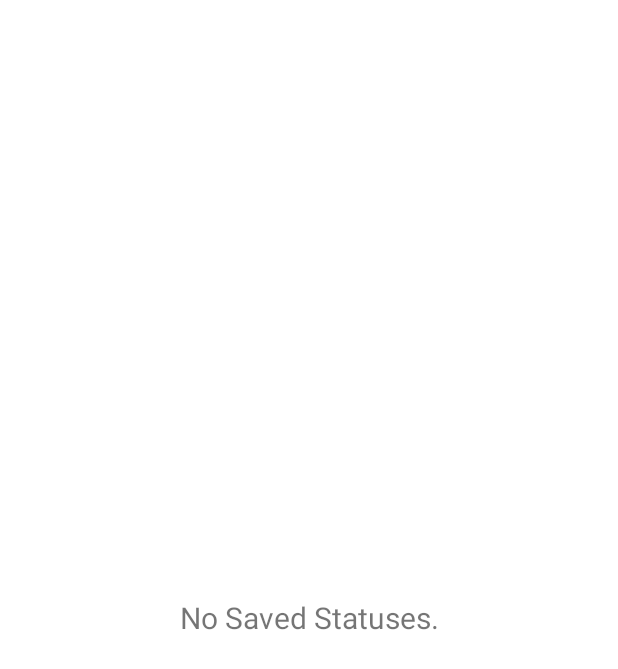
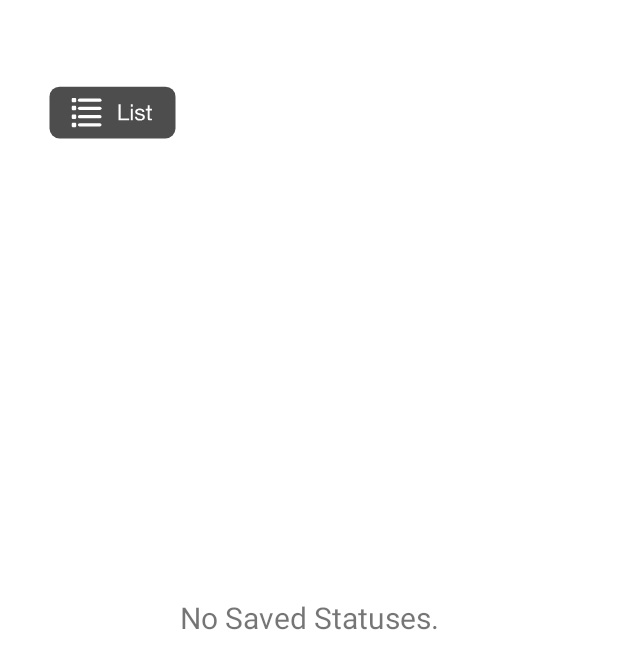
Before and after one commit to kojofosu/Whap, an Android app: the fragment LibraryFragment shown on its own in the app's theme, on a phone screen of 412 x 824 dp. Shown: the top 669 px of the screen. Run offline under Robolectric (Android 15) with nearby library versions, the phone set to English and light mode, and no system bars.

Commit message:
Adds grid layout to video and library fragment

```diff
--- a/app/src/main/java/com/mcdev/whap/Fragments/ImagesFragment.java
+++ b/app/src/main/java/com/mcdev/whap/Fragments/ImagesFragment.java
@@ -92,7 +92,7 @@ public class ImagesFragment extends Fragment {
         //init image recycler view
         initRecyclerView(imagesRecyclerView, spanCount);
 
-        lottieAnimationView.setFrame(80);
+        lottieAnimationView.setFrame(95);
         lottieAnimationView.setOnClickListener(v -> {
             if (spanCount == 1) {
                 spanCount = 2;
@@ -178,6 +178,6 @@ public class ImagesFragment extends Fragment {
         imagesRecyclerView = view.findViewById(R.id.images_recyclerview);
         noImagesTV = view.findViewById(R.id.no_images_tv);
         swipeRefreshLayout = view.findViewById(R.id.images_swipe_to_refresh_layout);
-        lottieAnimationView = view.findViewById(R.id.animationView);
+        lottieAnimationView = view.findViewById(R.id.images_animationView);
     }
 }
--- a/app/src/main/java/com/mcdev/whap/Fragments/LibraryFragment.java
+++ b/app/src/main/java/com/mcdev/whap/Fragments/LibraryFragment.java
@@ -3,6 +3,7 @@ package com.mcdev.whap.Fragments;
 import android.os.Bundle;
 
 import androidx.fragment.app.Fragment;
+import androidx.recyclerview.widget.GridLayoutManager;
 import androidx.recyclerview.widget.LinearLayoutManager;
 import androidx.recyclerview.widget.RecyclerView;
 import androidx.swiperefreshlayout.widget.SwipeRefreshLayout;
@@ -13,6 +14,7 @@ import android.view.View;
 import android.view.ViewGroup;
 import android.widget.TextView;
 
+import com.airbnb.lottie.LottieAnimationView;
 import com.mcdev.whap.Adapters.LibraryViewAdapter;
 import com.mcdev.whap.Models.StatusModel;
 import com.mcdev.whap.R;
@@ -34,6 +36,8 @@ public class LibraryFragment extends Fragment {
     LibraryViewAdapter libraryViewAdapter;
     TextView noSavedStatusesTV;
     private SwipeRefreshLayout swipeRefreshLayout;
+    private LottieAnimationView lottieAnimationView;
+    private int spanCount = 1;
 
     // TODO: Rename parameter arguments, choose names that match
     // the fragment initialization parameters, e.g. ARG_ITEM_NUMBER
@@ -87,9 +91,25 @@ public class LibraryFragment extends Fragment {
         //init library arrayList
         libraryModelArrayList = new ArrayList<>();
 
-        //init library recycler view
-        libraryRecyclerView.setHasFixedSize(true);
-        libraryRecyclerView.setLayoutManager(new LinearLayoutManager(requireContext()));
+        //init image recycler view
+        initRecyclerView(libraryRecyclerView, spanCount);
+
+        lottieAnimationView.setFrame(95);
+        lottieAnimationView.setOnClickListener(v -> {
+            if (spanCount == 1) {
+                spanCount = 2;
+                lottieAnimationView.setMinAndMaxFrame(95, 150);
+                lottieAnimationView.playAnimation();
+                libraryViewAdapter.notifyDataSetChanged();
+                initRecyclerView(libraryRecyclerView, spanCount);
+            }else if (spanCount == 2) {
+                spanCount = 1;
+                lottieAnimationView.setMinAndMaxFrame(15, 95);
+                lottieAnimationView.playAnimation();
+                libraryViewAdapter.notifyDataSetChanged();
+                initRecyclerView(libraryRecyclerView, spanCount);
+            }
+        });
 
         //swipe refresh listeners
         swipeToRefresh();
@@ -151,9 +171,15 @@ public class LibraryFragment extends Fragment {
         }
     }
 
+    private void initRecyclerView(RecyclerView imagesRecyclerView, int spanCount) {
+        imagesRecyclerView.setHasFixedSize(true);
+        imagesRecyclerView.setLayoutManager(new GridLayoutManager(requireContext(), spanCount));
+    }
+
     private void init(View view) {
         libraryRecyclerView = view.findViewById(R.id.library_recyclerview);
         noSavedStatusesTV = view.findViewById(R.id.no_saved_statuses_tv);
         swipeRefreshLayout = view.findViewById(R.id.library_swipe_to_refresh_layout);
+        lottieAnimationView = view.findViewById(R.id.library_animationView);
     }
 }
--- a/app/src/main/res/layout/fragment_images.xml
+++ b/app/src/main/res/layout/fragment_images.xml
@@ -36,10 +36,10 @@
         android:textSize="20sp"/>
 
     <com.airbnb.lottie.LottieAnimationView
-        android:id="@+id/animationView"
+        android:id="@+id/images_animationView"
         android:layout_width="150dp"
         android:layout_height="150dp"
-        app:lottie_rawRes="@raw/ggll"
+        app:lottie_rawRes="@raw/grid_list"
         app:lottie_speed="2"
         app:layout_constraintTop_toTopOf="parent"
         app:layout_constraintLeft_toLeftOf="parent"/>
--- a/app/src/main/res/layout/fragment_library.xml
+++ b/app/src/main/res/layout/fragment_library.xml
@@ -35,4 +35,13 @@
         android:layout_centerInParent="true"
         android:gravity="center"
         android:textSize="20sp"/>
+
+    <com.airbnb.lottie.LottieAnimationView
+        android:id="@+id/library_animationView"
+        android:layout_width="150dp"
+        android:layout_height="150dp"
+        app:lottie_rawRes="@raw/grid_list"
+        app:lottie_speed="2"
+        app:layout_constraintTop_toTopOf="parent"
+        app:layout_constraintLeft_toLeftOf="parent"/>
 </RelativeLayout>
```
Also changed, not shown: app/src/main/java/com/mcdev/whap/Fragments/VideosFragment.java (+29 -3 lines), app/src/main/res/layout/fragment_videos.xml (+9 -0 lines), app/src/main/res/raw/ggll.json (deleted, +0 -1 lines), app/src/main/res/raw/grid_list.json (+1 -1 lines).
